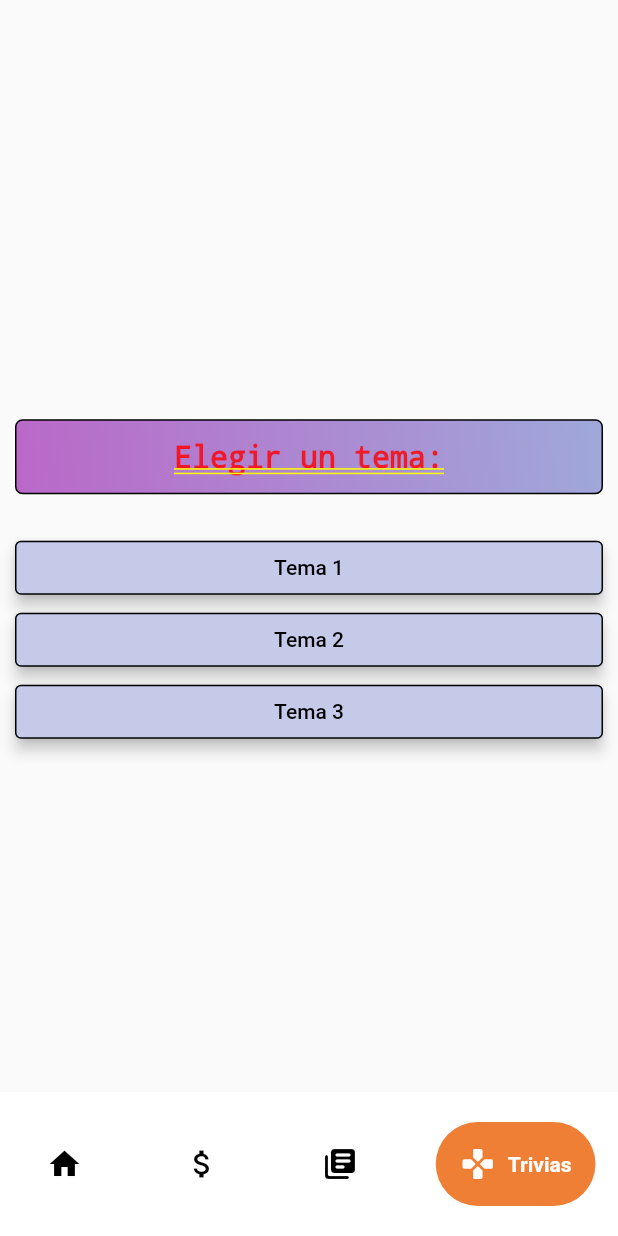
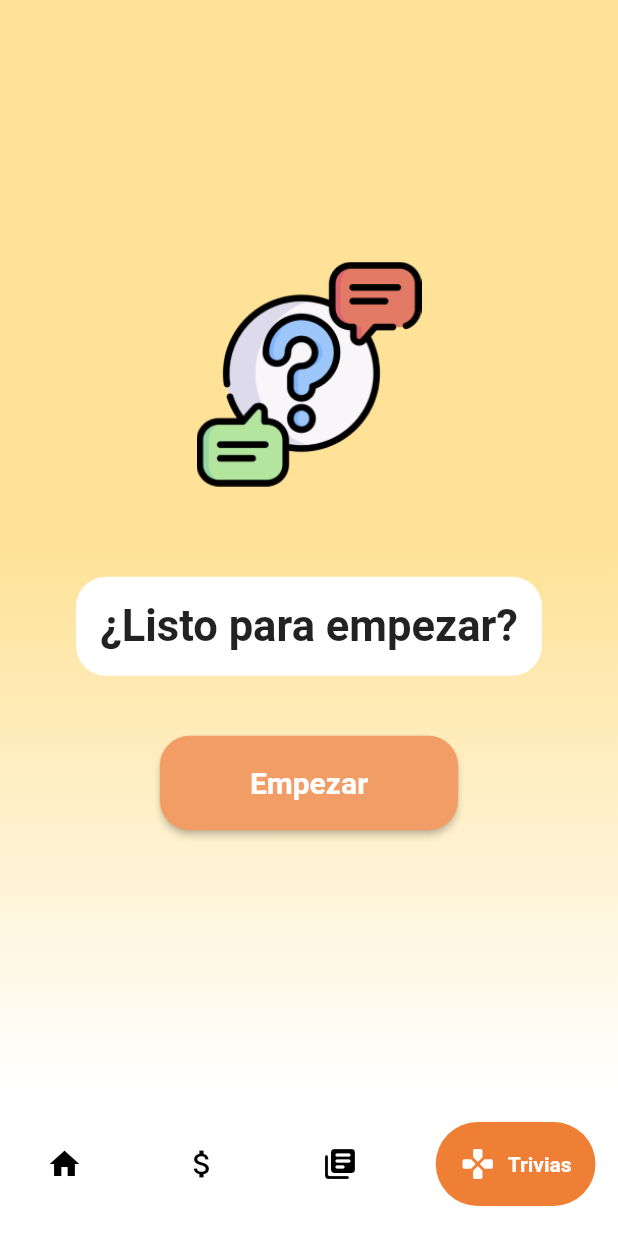
Before and after one commit to DiegoLoorenzo/kobe, a Flutter app: the MyHomePage screen opened directly, item 4 of the bottom bar chosen, on a phone screen of 412 x 824 dp. Run offline on Flutter 3.47's test engine with Material 2 defaults, Android fonts, the phone set to English and light mode, and no system bars; drawn by our look-alikes of google_nav_bar; our stand-ins replace firebase_auth, firebase_core, flutter_signin_button, google_sign_in, shared_preferences; accounts and stored records are empty.

Commit message:
Se agregó una vista para la parte de Juegos

```diff
--- a/lib/MyHomePage.dart
+++ b/lib/MyHomePage.dart
@@ -3,7 +3,7 @@ import 'package:google_nav_bar/google_nav_bar.dart';
 import 'package:kobe_flutter/pages/Biblioteca/biblioteca.dart';
 import 'package:kobe_flutter/pages/Recetas/recetas.dart';
 import 'package:kobe_flutter/pages/inicio.dart';
-import 'package:kobe_flutter/pages/juegos/juegos.dart';
+import 'package:kobe_flutter/pages/juegos/start_view.dart';
 
 class MyHomePage extends StatefulWidget {
   const MyHomePage({
@@ -29,7 +29,7 @@ class _MyHomePage extends State<MyHomePage> {
           inicio(),
           Recetas(),
           biblioteca(),
-          juegos(),
+          start_view(),
         ],
       ),
 
--- a/lib/login/CreateUserPage.dart
+++ b/lib/login/CreateUserPage.dart
@@ -11,7 +11,7 @@ class CreateUserPage extends StatefulWidget {
 }
 
 class _CreateUserState extends State<CreateUserPage> {
-  bool passwordVisible = true;
+  bool passwordVisible = false;
   late String email, password;
   final _formkey = GlobalKey<FormState>();
   String error = '';
@@ -133,7 +133,7 @@ class _CreateUserState extends State<CreateUserPage> {
   Widget buildPasswordFormField() {
     return TextFormField(
       maxLength: 20,
-      obscureText: passwordVisible,
+      obscureText: !passwordVisible,
       decoration: InputDecoration(
         labelText: "Contraseña",
         border: OutlineInputBorder(
@@ -149,6 +149,8 @@ class _CreateUserState extends State<CreateUserPage> {
           },
         ),
       ),
+      keyboardType: TextInputType.visiblePassword,
+      textInputAction: TextInputAction.done,
       validator: (value) {
         if (value!.isEmpty) {
           return "Este campo es obligatorio";
--- /dev/null
+++ b/lib/pages/juegos/start_view.dart
@@ -0,0 +1,77 @@
+import 'package:flutter/material.dart';
+import 'package:kobe_flutter/pages/juegos/juegos.dart';
+
+class start_view extends StatefulWidget {
+  const start_view({super.key});
+
+  @override
+  State<start_view> createState() => _start_view();
+}
+
+class _start_view extends State<start_view> {
+  @override
+  Widget build(BuildContext context) {
+    return Container(
+      decoration: BoxDecoration(
+        gradient: LinearGradient(
+          begin: Alignment.topCenter,
+          end: Alignment.bottomCenter,
+          colors: [
+            Color.fromRGBO(255, 226, 151, 1),
+            Color.fromRGBO(255, 226, 151, 1),
+            Colors.white,
+          ],
+        ),
+      ),
+      child: Center(
+        child: Column(
+          mainAxisAlignment: MainAxisAlignment.center,
+          children: [
+            Image.asset(
+              'assets/quiz.png',
+              height: 150.0,
+            ),
+            SizedBox(height: 60.0),
+            Container(
+              padding: EdgeInsets.all(16.0),
+              decoration: BoxDecoration(
+                color: Colors.white,
+                borderRadius: BorderRadius.circular(20.0),
+              ),
+              child: Text(
+                '¿Listo para empezar?',
+                style: TextStyle(
+                  fontSize: 29.0,
+                  fontWeight: FontWeight.bold,
+                ),
+              ),
+            ),
+            SizedBox(height: 40.0),
+            ElevatedButton(
+              onPressed: () {
+                Navigator.push(
+                  context,
+                  MaterialPageRoute(builder: (context) => juegos()),
+                );
+              },
+              style: ElevatedButton.styleFrom(
+                primary: Color.fromRGBO(242, 157, 102, 1),
+                padding: EdgeInsets.symmetric(vertical: 20.0, horizontal: 60.0),
+                shape: RoundedRectangleBorder(
+                  borderRadius: BorderRadius.circular(20.0),
+                ),
+              ),
+              child: Text(
+                'Empezar',
+                style: TextStyle(
+                  fontSize: 20.0,
+                  fontWeight: FontWeight.bold,
+                ),
+              ),
+            ),
+          ],
+        ),
+      ),
+    );
+  }
+}
```
Also changed, not shown: lib/pages/juegos/juegos.dart (+3 -6 lines), assets/quiz.png (added).
